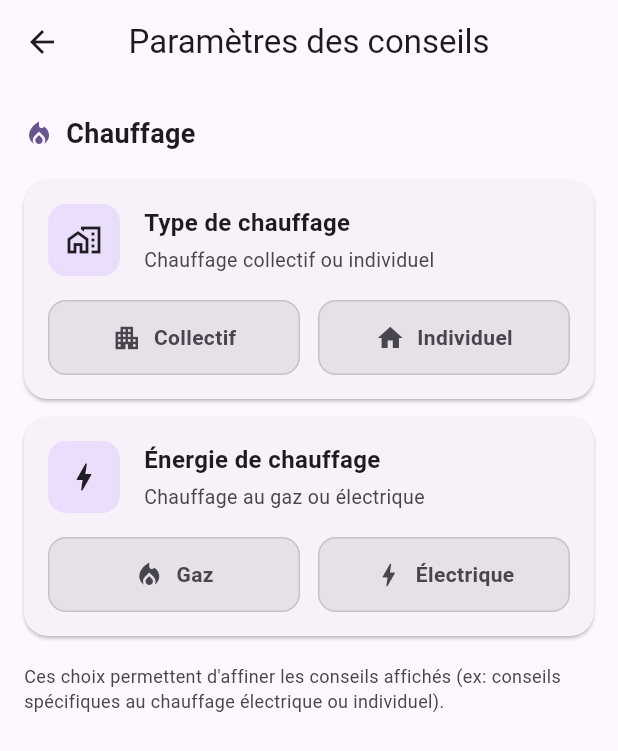
After one commit to ThomasVly/Projet_SIGH, a Flutter app: the screen it shows after launch, item 4 of the bottom bar chosen, after a tap on the "settings" icon, on a phone screen of 412 x 824 dp. The commit adds this screen. Shown: the top 751 px of the screen. Run offline on Flutter 3.47's test engine with Material 3 defaults, Android fonts, the phone set to English and light mode, and no system bars; our stand-ins replace cloud_firestore, firebase_core, fl_chart, flutter_local_notifications, flutter_svg, geolocator and 6 more; missing offline and left inert: flutter_pdfview, workmanager; accounts and stored records are empty.

Commit message:
feat: added conseils parameters + filters on heating_type and heating_energy

```diff
--- a/lib/main.dart
+++ b/lib/main.dart
@@ -1,19 +1,16 @@
 import 'package:flutter/material.dart';
 import 'package:flutter/services.dart';
 import 'package:projet_sigh_grp1/pages/equipments/equipments_page.dart';
-import 'database_test_page.dart';
-import 'pages/badges/badges_page.dart';
 import 'pages/conseils/conseils_page.dart';
 import 'package:projet_sigh_grp1/pages/settings/models/settings_page.dart';
-import 'shared/firebase/firebase_options.dart';
 import 'pages/home/home_page.dart';
-import 'pages/conseils/conseils_page.dart';
 import 'pages/profile/profile_page.dart';
 import 'pages/notifications/notifications_history_page.dart';
 import 'common-widget/navbar/navbar_widget.dart';
 import 'common-widget/header/header_widget.dart';
 import 'shared/firebase/firebase_service.dart';
 import 'package:projet_sigh_grp1/pages/defis/defis_page.dart';
+import 'shared/navigation/route_observer.dart';
 
 
 
@@ -45,6 +42,7 @@ class MyApp extends StatelessWidget {
       theme: ThemeData(
         colorScheme: ColorScheme.fromSeed(seedColor: Colors.deepPurple),
       ),
+      navigatorObservers: [routeObserver],
       home: const MainNavigation(),
       routes: {
         '/profile': (context) => const ProfilePage(),
--- a/lib/pages/conseils/conseils_page.dart
+++ b/lib/pages/conseils/conseils_page.dart
@@ -3,6 +3,9 @@ import 'models/content_model.dart';
 import 'services/content_service.dart';
 import 'content_detail_page.dart';
 import 'services/content_sync_service.dart';
+import 'conseils_settings_page.dart';
+import '../../shared/navigation/route_observer.dart';
+import 'services/conseils_preferences_service.dart';
 
 /// TODO: Fix le bug qui clear l'article à la une quand on change d'onglet puis revient.
 /// TODO: Séparer l'article à la une du tuto à la une (actuellement c'est le même pour les deux onglets).
@@ -18,10 +21,13 @@ class ConseilsPage extends StatefulWidget {
   State<ConseilsPage> createState() => _ConseilsPageState();
 }
 
-class _ConseilsPageState extends State<ConseilsPage> with SingleTickerProviderStateMixin {
+class _ConseilsPageState extends State<ConseilsPage>
+    with SingleTickerProviderStateMixin, RouteAware {
   late TabController _tabController;
   final ContentService _contentService = ContentService();
   final ContentSyncService _contentSyncService = ContentSyncService();
+  final ConseilsPreferencesService _prefs = ConseilsPreferencesService();
+
   List<ContentModel> _fiches = [];
   List<ContentModel> _tutoriels = [];
   ContentModel? _featuredContent;
@@ -30,17 +36,49 @@ class _ConseilsPageState extends State<ConseilsPage> with SingleTickerProviderSt
   String? _selectedTag;
   List<String> _availableTags = [];
 
+  // Optionnel: stocker localement si tu veux conditionner l'UI/les filtres
+  String? _heatingType;
+  String? _heatingEnergy;
+
+  @override
+  void didChangeDependencies() {
+    super.didChangeDependencies();
+    final route = ModalRoute.of(context);
+    if (route is PageRoute) {
+      routeObserver.subscribe(this, route);
+    }
+  }
+
+  @override
+  void dispose() {
+    routeObserver.unsubscribe(this);
+    _tabController.dispose();
+    super.dispose();
+  }
+
   @override
   void initState() {
     super.initState();
     _tabController = TabController(length: 2, vsync: this);
     _loadData();
+    _refreshConseilsPreferences();
   }
 
   @override
-  void dispose() {
-    _tabController.dispose();
-    super.dispose();
+  void didPopNext() {
+    // Appelé quand on revient sur cette page (ex: retour depuis paramètres)
+    _refreshConseilsPreferences();
+  }
+
+  Future<void> _refreshConseilsPreferences() async {
+    final heatingType = await _prefs.getHeatingType();
+    final heatingEnergy = await _prefs.getHeatingEnergy();
+
+    if (!mounted) return;
+    setState(() {
+      _heatingType = heatingType;
+      _heatingEnergy = heatingEnergy;
+    });
   }
 
   Future<void> _syncFromFirestoreAndReload() async {
@@ -164,15 +202,19 @@ class _ConseilsPageState extends State<ConseilsPage> with SingleTickerProviderSt
     }
   }
 
-  /// Filtre les contenus selon la recherche et le tag sélectionné
+  /// Filtre les contenus selon la recherche, le tag sélectionné
+  /// et les préférences chauffage (type/énergie).
   List<ContentModel> _filterContents(List<ContentModel> contents) {
     var filtered = contents;
+
+    // Filtre par préférences chauffage
+    filtered = filtered.where(_matchesHeatingPreferences).toList();
 
     // Filtre par recherche
     if (_searchQuery.isNotEmpty) {
       filtered = filtered.where((content) {
         return content.title.toLowerCase().contains(_searchQuery.toLowerCase()) ||
-               content.tags.toLowerCase().contains(_searchQuery.toLowerCase());
+            content.tags.toLowerCase().contains(_searchQuery.toLowerCase());
       }).toList();
     }
 
@@ -184,6 +226,41 @@ class _ConseilsPageState extends State<ConseilsPage> with SingleTickerProviderSt
     }
 
     return filtered;
+  }
+
+  bool _matchesHeatingPreferences(ContentModel content) {
+    // Si aucune préférence n'est définie: on laisse tout passer.
+    if (_heatingType == null && _heatingEnergy == null) return true;
+
+    final tagsLower = content
+        .getTagsList()
+        .map((t) => t.toLowerCase())
+        .toList(growable: false);
+
+    // Type de chauffage: on masque l'opposé
+    // Ex: collectif => masque tout contenu taggé "chauffage individuel"
+    if (_heatingType == 'collectif') {
+      if (tagsLower.contains('chauffage individuel')) return false;
+    } else if (_heatingType == 'individuel') {
+      if (tagsLower.contains('chauffage collectif')) return false;
+    }
+
+    // Énergie de chauffage: on masque l'opposé
+    // Ex: electrique => masque "chauffage gaz" (et variantes)
+    if (_heatingEnergy == 'electrique') {
+      if (tagsLower.contains('chauffage gaz') || tagsLower.contains('gaz')) {
+        return false;
+      }
+    } else if (_heatingEnergy == 'gaz') {
+      if (tagsLower.contains('chauffage électrique') ||
+          tagsLower.contains('chauffage electrique') ||
+          tagsLower.contains('électrique') ||
+          tagsLower.contains('electrique')) {
+        return false;
+      }
+    }
+
+    return true;
   }
 
   @override
@@ -238,6 +315,19 @@ class _ConseilsPageState extends State<ConseilsPage> with SingleTickerProviderSt
               IconButton(
                 icon: const Icon(Icons.search, color: Colors.white, size: 28),
                 onPressed: () {},
+              ),
+              IconButton(
+                icon: const Icon(Icons.settings, color: Colors.white, size: 28),
+                tooltip: 'Paramètres des conseils',
+                onPressed: () async {
+                  await Navigator.of(context).push(
+                    MaterialPageRoute(
+                      builder: (_) => const ConseilsSettingsPage(),
+                    ),
+                  );
+                  // Refresh immédiat au retour.
+                  await _refreshConseilsPreferences();
+                },
               ),
               // TEMP: force la sync Firestore -> SQLite
               IconButton(
--- /dev/null
+++ b/lib/pages/conseils/conseils_settings_page.dart
@@ -0,0 +1,347 @@
+import 'package:flutter/material.dart';
+import 'services/conseils_preferences_service.dart';
+
+class ConseilsSettingsPage extends StatefulWidget {
+  const ConseilsSettingsPage({super.key});
+
+  @override
+  State<ConseilsSettingsPage> createState() => _ConseilsSettingsPageState();
+}
+
+class _ConseilsSettingsPageState extends State<ConseilsSettingsPage> {
+  String? _heatingType; // 'collectif' | 'individuel'
+  String? _heatingEnergy; // 'gaz' | 'electrique'
+
+  final ConseilsPreferencesService _prefs = ConseilsPreferencesService();
+
+  @override
+  void initState() {
+    super.initState();
+    _loadPreferences();
+  }
+
+  @override
+  void didChangeDependencies() {
+    super.didChangeDependencies();
+    // Si la page revient au premier plan après une autre page, on resynchronise.
+    _loadPreferences();
+  }
+
+  Future<void> _loadPreferences() async {
+    final heatingType = await _prefs.getHeatingType();
+    final heatingEnergy = await _prefs.getHeatingEnergy();
+
+    if (!mounted) return;
+    setState(() {
+      _heatingType = heatingType;
+      _heatingEnergy = heatingEnergy;
+    });
+  }
+
+  Future<void> _savePreferences() async {
+    await _prefs.setHeatingType(_heatingType);
+    await _prefs.setHeatingEnergy(_heatingEnergy);
+  }
+
+  @override
+  Widget build(BuildContext context) {
+    final colorScheme = Theme.of(context).colorScheme;
+
+    return Scaffold(
+      backgroundColor: colorScheme.surface,
+      appBar: AppBar(
+        title: const Text('Paramètres des conseils'),
+        centerTitle: true,
+        backgroundColor: colorScheme.surface,
+        elevation: 0,
+      ),
+      body: ListView(
+        padding: const EdgeInsets.only(bottom: 24),
+        children: [
+          const SizedBox(height: 8),
+          _buildSectionHeader('Chauffage', Icons.local_fire_department),
+          _buildHeatingTypeCard(colorScheme),
+          _buildHeatingEnergyCard(colorScheme),
+          const SizedBox(height: 12),
+          Padding(
+            padding: const EdgeInsets.symmetric(horizontal: 16),
+            child: Text(
+              'Ces choix permettent d\'affiner les conseils affichés (ex: conseils spécifiques au chauffage électrique ou individuel).',
+              style: TextStyle(color: colorScheme.onSurfaceVariant, fontSize: 12),
+            ),
+          ),
+        ],
+      ),
+    );
+  }
+
+  Widget _buildSectionHeader(String title, IconData icon) {
+    final colorScheme = Theme.of(context).colorScheme;
+    return Padding(
+      padding: const EdgeInsets.symmetric(horizontal: 16, vertical: 12),
+      child: Row(
+        children: [
+          Icon(icon, size: 20, color: colorScheme.primary),
+          const SizedBox(width: 8),
+          Text(
+            title,
+            style: TextStyle(
+              fontSize: 18,
+              fontWeight: FontWeight.bold,
+              color: colorScheme.onSurface,
+            ),
+          ),
+        ],
+      ),
+    );
+  }
+
+  /// Clone "light" du pattern de `RappelPage` (Type de chauffage)
+  Widget _buildHeatingTypeCard(ColorScheme colorScheme) {
+    return Card(
+      elevation: 1,
+      margin: const EdgeInsets.symmetric(horizontal: 16, vertical: 6),
+      shape: RoundedRectangleBorder(borderRadius: BorderRadius.circular(16)),
+      child: Padding(
+        padding: const EdgeInsets.all(16),
+        child: Column(
+          crossAxisAlignment: CrossAxisAlignment.start,
+          children: [
+            Row(
+              children: [
+                Container(
+                  width: 48,
+                  height: 48,
+                  decoration: BoxDecoration(
+                    gradient: LinearGradient(
+                      colors: [
+                        colorScheme.primaryContainer,
+                        colorScheme.secondaryContainer,
+                      ],
+                    ),
+                    borderRadius: BorderRadius.circular(12),
+                  ),
+                  child: const Center(
+                    child: Icon(Icons.home_work_outlined),
+                  ),
+                ),
+                const SizedBox(width: 16),
+                Expanded(
+                  child: Column(
+                    crossAxisAlignment: CrossAxisAlignment.start,
+                    children: [
+                      Text(
+                        'Type de chauffage',
+                        style: TextStyle(
+                          fontSize: 16,
+                          fontWeight: FontWeight.w600,
+                          color: colorScheme.onSurface,
+                        ),
+                      ),
+                      const SizedBox(height: 4),
+                      Text(
+                        'Chauffage collectif ou individuel',
+                        style: TextStyle(
+                          fontSize: 13,
+                          color: colorScheme.onSurfaceVariant,
+                        ),
+                      ),
+                    ],
+                  ),
+                ),
+              ],
+            ),
+            const SizedBox(height: 16),
+            Row(
+              children: [
+                Expanded(
+                  child: _buildChoiceButton(
+                    label: 'Collectif',
+                    icon: Icons.apartment,
+                    isSelected: _heatingType == 'collectif',
+                    onTap: () async {
+                      setState(
+                        () => _heatingType = _heatingType == 'collectif'
+                            ? null
+                            : 'collectif',
+                      );
+                      await _savePreferences();
+                    },
+                    colorScheme: colorScheme,
+                  ),
+                ),
+                const SizedBox(width: 12),
+                Expanded(
+                  child: _buildChoiceButton(
+                    label: 'Individuel',
+                    icon: Icons.home,
+                    isSelected: _heatingType == 'individuel',
+                    onTap: () async {
+                      setState(
+                        () => _heatingType = _heatingType == 'individuel'
+                            ? null
+                            : 'individuel',
+                      );
+                      await _savePreferences();
+                    },
+                    colorScheme: colorScheme,
+                  ),
+                ),
+              ],
+            ),
+          ],
+        ),
+      ),
+    );
+  }
+
+  /// Clone "light" du pattern de `RappelPage` (Énergie de chauffage)
+  Widget _buildHeatingEnergyCard(ColorScheme colorScheme) {
+    return Card(
+      elevation: 1,
+      margin: const EdgeInsets.symmetric(horizontal: 16, vertical: 6),
+      shape: RoundedRectangleBorder(borderRadius: BorderRadius.circular(16)),
+      child: Padding(
+        padding: const EdgeInsets.all(16),
+        child: Column(
+          crossAxisAlignment: CrossAxisAlignment.start,
+          children: [
+            Row(
+              children: [
+                Container(
+                  width: 48,
+                  height: 48,
+                  decoration: BoxDecoration(
+                    gradient: LinearGradient(
+                      colors: [
+                        colorScheme.primaryContainer,
+                        colorScheme.secondaryContainer,
+                      ],
+                    ),
+                    borderRadius: BorderRadius.circular(12),
+                  ),
+                  child: const Center(
+                    child: Icon(Icons.bolt),
+                  ),
+                ),
+                const SizedBox(width: 16),
+                Expanded(
+                  child: Column(
+                    crossAxisAlignment: CrossAxisAlignment.start,
+                    children: [
+                      Text(
+                        'Énergie de chauffage',
+                        style: TextStyle(
+                          fontSize: 16,
+                          fontWeight: FontWeight.w600,
+                          color: colorScheme.onSurface,
+                        ),
+                      ),
+                      const SizedBox(height: 4),
+                      Text(
+                        'Chauffage au gaz ou électrique',
+                        style: TextStyle(
+                          fontSize: 13,
+                          color: colorScheme.onSurfaceVariant,
+                        ),
+                      ),
+                    ],
+                  ),
+                ),
+              ],
+            ),
+            const SizedBox(height: 16),
+            Row(
+              children: [
+                Expanded(
+                  child: _buildChoiceButton(
+                    label: 'Gaz',
+                    icon: Icons.local_fire_department,
+                    isSelected: _heatingEnergy == 'gaz',
+                    onTap: () async {
+                      setState(
+                        () => _heatingEnergy = _heatingEnergy == 'gaz'
+                            ? null
+                            : 'gaz',
+                      );
+                      await _savePreferences();
+                    },
+                    colorScheme: colorScheme,
+                  ),
+                ),
+                const SizedBox(width: 12),
+                Expanded(
+                  child: _buildChoiceButton(
+                    label: 'Électrique',
+                    icon: Icons.bolt,
+                    isSelected: _heatingEnergy == 'electrique',
+                    onTap: () async {
+                      setState(
+                        () => _heatingEnergy = _heatingEnergy == 'electrique'
+                            ? null
+                            : 'electrique',
+                      );
+                      await _savePreferences();
+                    },
+                    colorScheme: colorScheme,
+                  ),
+                ),
+              ],
+            ),
+          ],
+        ),
+      ),
+    );
+  }
+
+  Widget _buildChoiceButton({
+    required String label,
+    required IconData icon,
+    required bool isSelected,
+    required VoidCallback onTap,
+    required ColorScheme colorScheme,
+  }) {
+    return InkWell(
+      onTap: onTap,
+      borderRadius: BorderRadius.circular(12),
+      child: Container(
+        padding: const EdgeInsets.symmetric(vertical: 14, horizontal: 16),
+        decoration: BoxDecoration(
+          color: isSelected
+              ? colorScheme.primary
+              : colorScheme.surfaceContainerHighest,
+          borderRadius: BorderRadius.circular(12),
+          border: Border.all(
+            color: isSelected
+                ? colorScheme.primary
+                : colorScheme.outline.withValues(alpha: 0.3),
+            width: isSelected ? 2 : 1,
+          ),
+        ),
+        child: Row(
+          mainAxisAlignment: MainAxisAlignment.center,
+          children: [
+            Icon(
+              icon,
+              size: 20,
+              color: isSelected
+                  ? colorScheme.onPrimary
+                  : colorScheme.onSurfaceVariant,
+            ),
+            const SizedBox(width: 8),
+            Text(
+              label,
+              style: TextStyle(
+                fontSize: 14,
+                fontWeight: FontWeight.w600,
+                color: isSelected
+                    ? colorScheme.onPrimary
+                    : colorScheme.onSurfaceVariant,
+              ),
+            ),
+          ],
+        ),
+      ),
+    );
+  }
+}
--- /dev/null
+++ b/lib/pages/conseils/services/conseils_preferences_service.dart
@@ -0,0 +1,38 @@
+import 'package:shared_preferences/shared_preferences.dart';
+
+/// Service centralisé pour lire/écrire les préférences liées aux conseils.
+///
+/// Objectif: éviter les divergences entre pages (Conseils/Rappels/Paramètres conseils)
+/// en utilisant les mêmes clés SharedPreferences.
+class ConseilsPreferencesService {
+  static const String _keyHeatingType = 'heating_type'; // 'collectif' | 'individuel'
+  static const String _keyHeatingEnergy = 'heating_energy'; // 'gaz' | 'electrique'
+
+  Future<String?> getHeatingType() async {
+    final prefs = await SharedPreferences.getInstance();
+    return prefs.getString(_keyHeatingType);
+  }
+
+  Future<void> setHeatingType(String? value) async {
+    final prefs = await SharedPreferences.getInstance();
+    if (value == null) {
+      await prefs.remove(_keyHeatingType);
+      return;
+    }
+    await prefs.setString(_keyHeatingType, value);
+  }
+
+  Future<String?> getHeatingEnergy() async {
+    final prefs = await SharedPreferences.getInstance();
+    return prefs.getString(_keyHeatingEnergy);
+  }
+
+  Future<void> setHeatingEnergy(String? value) async {
+    final prefs = await SharedPreferences.getInstance();
+    if (value == null) {
+      await prefs.remove(_keyHeatingEnergy);
+      return;
+    }
+    await prefs.setString(_keyHeatingEnergy, value);
+  }
+}
--- /dev/null
+++ b/lib/shared/navigation/route_observer.dart
@@ -0,0 +1,6 @@
+import 'package:flutter/material.dart';
+
+/// RouteObserver global pour être notifié quand une page revient au premier plan.
+///
+/// À brancher dans MaterialApp.navigatorObservers.
+final RouteObserver<PageRoute<dynamic>> routeObserver = RouteObserver<PageRoute<dynamic>>();
```
